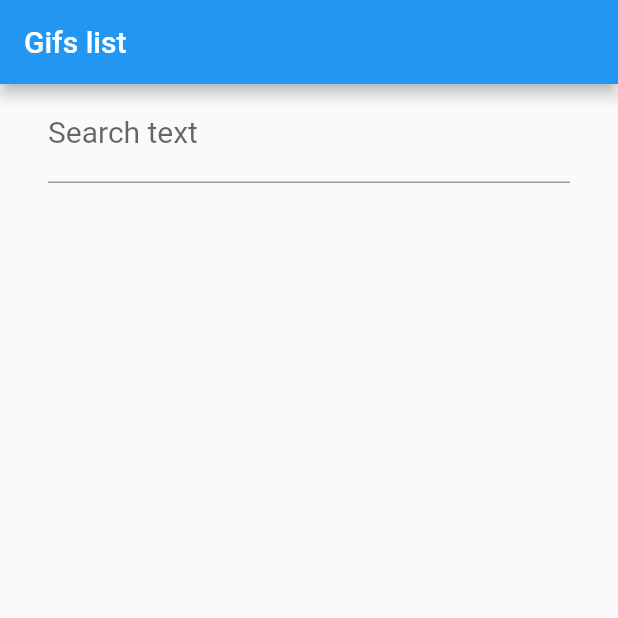
After one commit to akadatsky/gif4work-flutter, a Flutter app: the screen it shows after launch, after a tap on "Next screen", on a phone screen of 412 x 824 dp, the top half of it. The commit adds this screen. Run offline on Flutter 3.47's test engine with Material 2 defaults, Android fonts, the phone set to English and light mode, and no system bars; our stand-ins replace cached_network_image, fluttertoast.

Commit message:
Add second screen

```diff
--- a/lib/main.dart
+++ b/lib/main.dart
@@ -1,12 +1,6 @@
-import 'dart:convert';
 
-import 'package:cached_network_image/cached_network_image.dart';
 import 'package:flutter/material.dart';
-import 'package:fluttertoast/fluttertoast.dart';
-import 'package:gif4work/const.dart';
-import 'package:http/http.dart' as http;
-
-import 'api/ApiResponse.dart';
+import 'package:gif4work/ui/list_screen.dart';
 
 void main() {
   runApp(MyApp());
@@ -21,7 +15,7 @@ class MyApp extends StatelessWidget {
         primarySwatch: Colors.blue,
         visualDensity: VisualDensity.adaptivePlatformDensity,
       ),
-      home: MyHomePage(title: 'Flutter Demo Home Page'),
+      home: MyHomePage(title: 'Home Page'),
     );
   }
 }
@@ -36,74 +30,30 @@ class MyHomePage extends StatefulWidget {
 }
 
 class _MyHomePageState extends State<MyHomePage> {
-  List<Data> images = [];
-
   @override
   Widget build(BuildContext context) {
     return Scaffold(
       appBar: AppBar(
         title: Text(widget.title),
       ),
-      body: Container(
-        padding: EdgeInsets.only(left: 32, right: 32),
-        child: Column(
-          children: [
-            TextFormField(
-              decoration: InputDecoration(labelText: "Search text"),
-              style: TextStyle(fontSize: 20.0, color: Colors.black),
-              textInputAction: TextInputAction.search,
-              onFieldSubmitted: onSearchPressed,
-            ),
-            Expanded(
-              child: ListView.builder(
-                itemBuilder: (BuildContext context, int index) => Card(
-                  child: Column(
-                    children: <Widget>[
-                      CachedNetworkImage(
-                        imageUrl: images[index]?.images?.previewGif?.url,
-                        placeholder: (BuildContext context, String url) =>
-                            Placeholder(
-                          fallbackWidth: 320,
-                          fallbackHeight: 240,
-                          color: Colors.purple,
-                        ),
-                      ),
-                    ],
-                  ),
-                ),
-                itemCount: images.length,
-              ),
-            ),
-          ],
+      body: Center(
+        child: Container(
+          padding: const EdgeInsets.all(32),
+          child: SizedBox(
+              width: double.infinity,
+              child: RaisedButton(
+                child: Text('Next screen'),
+                onPressed: _openNextScreen,
+              )),
         ),
       ),
     );
   }
 
-  void onSearchPressed(String request) {
-    Fluttertoast.showToast(msg: 'request: $request');
-    _getData(request).then((response) {
-      if (response.statusCode == 200) {
-        ApiResponse apiResponse =
-            ApiResponse.fromJson(jsonDecode(response.body));
-        print('data length: ${apiResponse.data.length}');
-        setState(() {
-          images = apiResponse.data;
-        });
-      } else {
-        print(response.statusCode);
-      }
-    }).catchError((error) {
-      debugPrint(error.toString());
-    });
-  }
-
-  Future<http.Response> _getData(String request) async {
-    var queryParameters = {
-      'api_key': giphyApiKey,
-      'q': request,
-    };
-    var uri = Uri.https(giphyAuthority, giphyPath, queryParameters);
-    return await http.get(uri);
+  void _openNextScreen() async {
+    Navigator.pushReplacement(
+      context,
+      MaterialPageRoute(builder: (context) => ListScreen()),
+    );
   }
 }
--- /dev/null
+++ b/lib/ui/list_screen.dart
@@ -0,0 +1,86 @@
+import 'dart:convert';
+
+import 'package:cached_network_image/cached_network_image.dart';
+import 'package:flutter/material.dart';
+import 'package:fluttertoast/fluttertoast.dart';
+import 'package:gif4work/api/ApiResponse.dart';
+import 'package:gif4work/const.dart';
+import 'package:http/http.dart' as http;
+
+class ListScreen extends StatefulWidget {
+  @override
+  _ListScreenState createState() => _ListScreenState();
+}
+
+class _ListScreenState extends State<ListScreen> {
+  List<Data> images = [];
+
+  @override
+  Widget build(BuildContext context) {
+    return Scaffold(
+      appBar: AppBar(
+        title: Text("Gifs list"),
+      ),
+      body: Container(
+        padding: EdgeInsets.only(left: 32, right: 32),
+        child: Column(
+          children: [
+            TextFormField(
+              decoration: InputDecoration(labelText: "Search text"),
+              style: TextStyle(fontSize: 20.0, color: Colors.black),
+              textInputAction: TextInputAction.search,
+              onFieldSubmitted: onSearchPressed,
+            ),
+            Expanded(
+              child: ListView.builder(
+                itemBuilder: (BuildContext context, int index) => Card(
+                  child: Column(
+                    children: <Widget>[
+                      CachedNetworkImage(
+                        imageUrl: images[index]?.images?.previewGif?.url,
+                        placeholder: (BuildContext context, String url) =>
+                            Placeholder(
+                          fallbackWidth: 320,
+                          fallbackHeight: 240,
+                          color: Colors.purple,
+                        ),
+                      ),
+                    ],
+                  ),
+                ),
+                itemCount: images.length,
+              ),
+            ),
+          ],
+        ),
+      ),
+    );
+  }
+
+  void onSearchPressed(String request) {
+    Fluttertoast.showToast(msg: 'request: $request');
+    _getData(request).then((response) {
+      if (response.statusCode == 200) {
+        ApiResponse apiResponse =
+            ApiResponse.fromJson(jsonDecode(response.body));
+        print('data length: ${apiResponse.data.length}');
+        setState(() {
+          images = apiResponse.data;
+        });
+      } else {
+        print(response.statusCode);
+      }
+    }).catchError((error) {
+      debugPrint(error.toString());
+    });
+  }
+
+  Future<http.Response> _getData(String request) async {
+    var queryParameters = {
+      'api_key': giphyApiKey,
+      'q': request,
+    };
+    var uri = Uri.https(giphyAuthority, giphyPath, queryParameters);
+    return await http.get(uri);
+  }
+}
```
Also changed, not shown: lib/api/ApiResponse.dart (indentation only).
